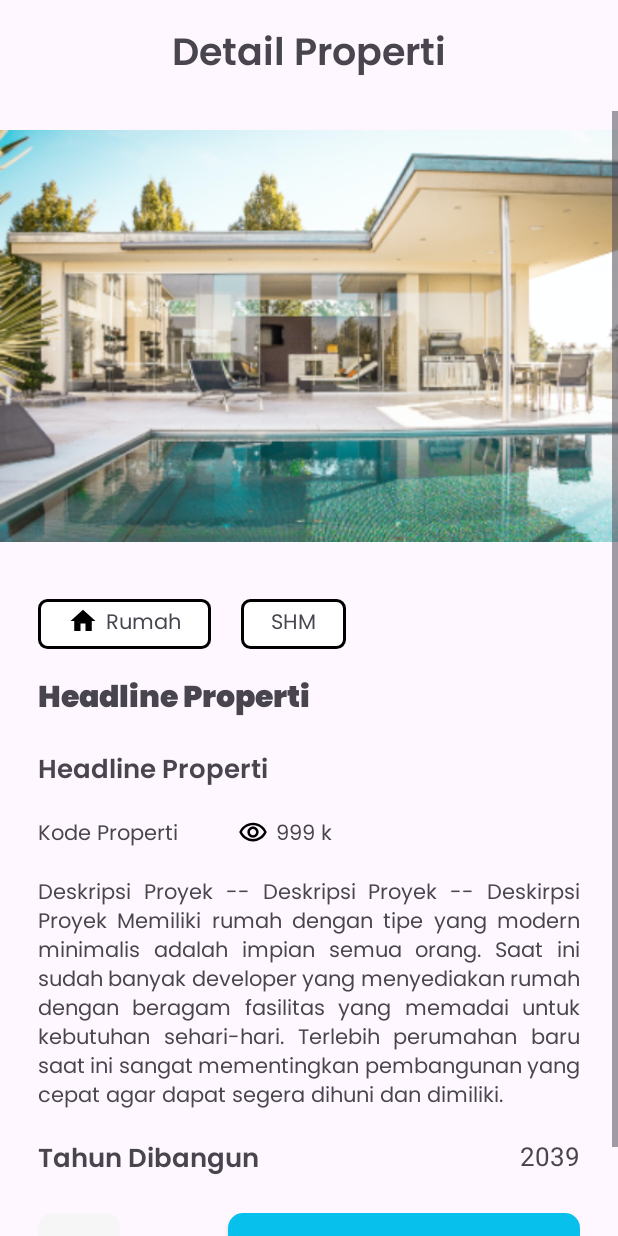
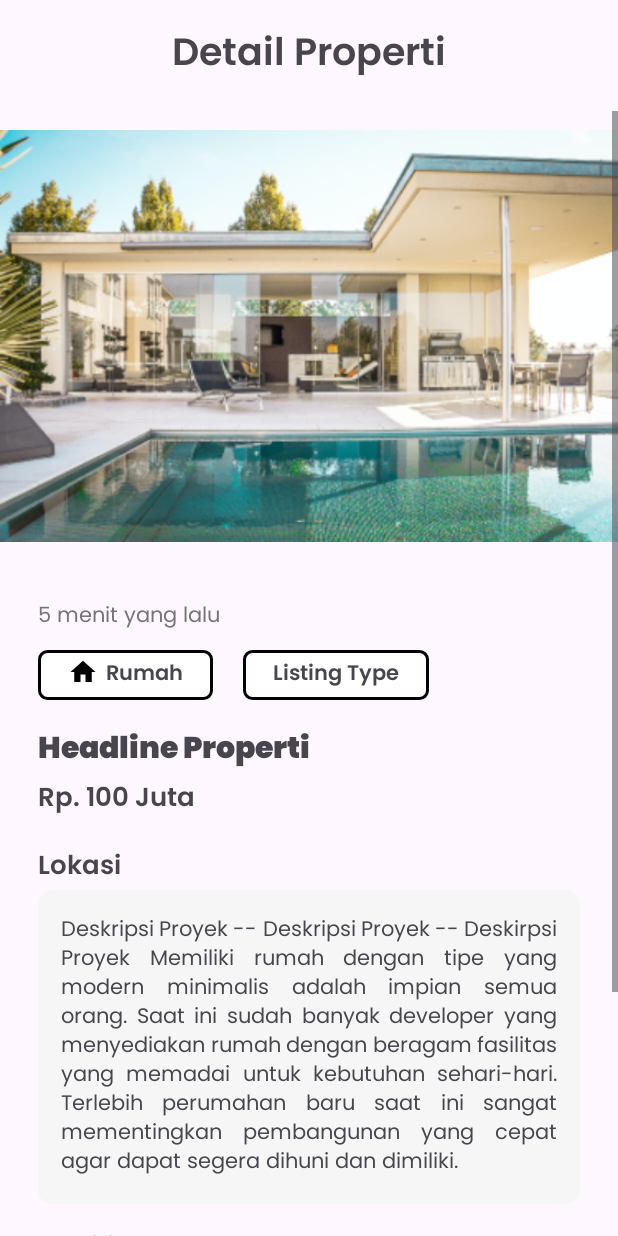
Before and after one commit to Ghif188/Propertio_Agen_Mobile, an Android app: the DetailProperti screen opened directly, with no data from a screen before it, on a phone screen of 412 x 824 dp. Run offline under Robolectric (Android 15) with nearby library versions, the phone set to English and light mode, and no system bars.

Commit message:
Perbaikan dialog pop up dan tampilan detail properti

```diff
--- a/app/src/main/java/com/example/myapplication/ProfilFragment.kt
+++ b/app/src/main/java/com/example/myapplication/ProfilFragment.kt
@@ -1,20 +1,25 @@
 package com.example.myapplication
 
 import android.app.Dialog
+import android.content.Context
 import android.content.Intent
 import android.graphics.Color
 import android.graphics.drawable.ColorDrawable
 import android.os.Bundle
+import android.util.Log
 import androidx.fragment.app.Fragment
 import android.view.LayoutInflater
 import android.view.View
 import android.view.ViewGroup
 import android.view.Window
 import android.view.WindowManager
+import android.widget.TextView
+import android.widget.Toast
 import androidx.fragment.app.DialogFragment
 import androidx.recyclerview.widget.GridLayoutManager
 import com.example.myapplication.databinding.FragmentPesanBinding
 import com.example.myapplication.databinding.FragmentProfilBinding
+import com.example.myapplication.databinding.LogoutPopupBinding
 
 // TODO: Rename parameter arguments, choose names that match
 // the fragment initialization parameters, e.g. ARG_ITEM_NUMBER
@@ -58,16 +63,30 @@ class ProfilFragment : Fragment() {
 
     private fun popupLogout() {
         val dialog = Dialog(requireContext())
+        val inflaterDialog = requireContext().getSystemService(Context.LAYOUT_INFLATER_SERVICE) as LayoutInflater
         dialog.requestWindowFeature(Window.FEATURE_NO_TITLE)
         dialog.setCancelable(true)
         dialog.setContentView(R.layout.logout_popup)
         val window = dialog.window
         val layoutParams = WindowManager.LayoutParams()
+        dialog.window?.setBackgroundDrawable(ColorDrawable(Color.TRANSPARENT))
         layoutParams.copyFrom(window?.attributes)
         layoutParams.width = WindowManager.LayoutParams.MATCH_PARENT
         layoutParams.height = WindowManager.LayoutParams.MATCH_PARENT
         window?.attributes = layoutParams
         dialog.show()
+        val btnBatal = dialog.findViewById<TextView>(R.id.btn_batal_logout)
+        val btnClose = dialog.findViewById<TextView>(R.id.btn_close_dialog)
+        val btnLogout = dialog.findViewById<TextView>(R.id.btn_logout)
+        btnClose.setOnClickListener {
+            dialog.cancel()
+        }
+        btnBatal.setOnClickListener {
+            dialog.cancel()
+        }
+        btnLogout.setOnClickListener {
+            dialog.cancel()
+        }
     }
 
     companion object {
--- a/app/src/main/res/layout/activity_detail_properti.xml
+++ b/app/src/main/res/layout/activity_detail_properti.xml
@@ -32,6 +32,13 @@
                 android:layout_height="wrap_content"
                 android:padding="25dp"
                 android:orientation="vertical">
+                <TextView
+                    android:layout_width="wrap_content"
+                    android:layout_height="wrap_content"
+                    android:text="5 menit yang lalu"
+                    android:layout_marginBottom="10dp"
+                    android:textColor="@color/border"
+                    android:fontFamily="@font/poppins_reguler"/>
                 <LinearLayout
                     android:layout_width="wrap_content"
                     android:layout_height="wrap_content"
@@ -50,13 +57,13 @@
                             android:layout_width="wrap_content"
                             android:layout_height="wrap_content"
                             android:text="Rumah"
-                            android:fontFamily="@font/poppins_reguler"/>
+                            android:fontFamily="@font/poppins_semibold"/>
                     </LinearLayout>
                     <TextView
                         android:layout_width="wrap_content"
                         android:layout_height="wrap_content"
-                        android:text="SHM"
-                        android:fontFamily="@font/poppins_reguler"
+                        android:text="Listing Type"
+                        android:fontFamily="@font/poppins_semibold"
                         android:background="@drawable/bg_kategori_detail"/>
                 </LinearLayout>
                 <TextView
@@ -64,40 +71,20 @@
                     android:layout_height="wrap_content"
                     android:text="Headline Properti"
                     android:textSize="20dp"
-                    android:layout_marginBottom="15dp"
                     android:fontFamily="@font/poppins_black"/>
                 <TextView
                     android:layout_width="wrap_content"
                     android:layout_height="wrap_content"
-                    android:text="Headline Properti"
+                    android:text="Rp. 100 Juta"
                     android:textSize="17dp"
                     android:layout_marginBottom="15dp"
                     android:fontFamily="@font/poppins_semibold"/>
-                <LinearLayout
-                    android:layout_width="match_parent"
+                <TextView
+                    android:layout_width="wrap_content"
                     android:layout_height="wrap_content"
-                    android:layout_marginBottom="15dp">
-                    <TextView
-                        android:layout_width="wrap_content"
-                        android:layout_height="wrap_content"
-                        android:text="Kode Properti"
-                        android:fontFamily="@font/poppins_reguler"
-                        android:layout_marginRight="40dp"/>
-                    <LinearLayout
-                        android:layout_width="wrap_content"
-                        android:layout_height="wrap_content">
-                        <ImageView
-                            android:layout_width="20dp"
-                            android:layout_height="20dp"
-                            android:src="@drawable/ic_eye"
-                            android:layout_marginRight="5dp"/>
-                        <TextView
-                            android:layout_width="wrap_content"
-                            android:layout_height="wrap_content"
-                            android:text="999 k"
-                            android:fontFamily="@font/poppins_reguler"/>
-                    </LinearLayout>
-                </LinearLayout>
+                    android:text="Lokasi"
+                    android:textSize="17dp"
+                    android:fontFamily="@font/poppins_semibold"/>
                 <TextView
                     android:id="@+id/deskripsi"
                     android:layout_width="match_parent"
@@ -105,23 +92,74 @@
                     android:fontFamily="@font/poppins_reguler"
                     android:justificationMode="inter_word"
                     android:layout_marginBottom="15dp"
+                    android:background="@drawable/bg_btn_grey"
+                    android:padding="15dp"
                     android:text="Deskripsi Proyek -- Deskripsi Proyek -- Deskirpsi Proyek Memiliki rumah dengan tipe yang modern minimalis adalah impian semua orang. Saat ini sudah banyak developer yang menyediakan rumah dengan beragam fasilitas yang memadai untuk kebutuhan sehari-hari. Terlebih perumahan baru saat ini sangat mementingkan pembangunan yang cepat agar dapat segera dihuni dan dimiliki."/>
-                <RelativeLayout
-                    android:layout_width="match_parent"
+                <TextView
+                    android:layout_width="wrap_content"
+                    android:layout_height="wrap_content"
+                    android:text="Sertifikat"
+                    android:textSize="17dp"
+                    android:fontFamily="@font/poppins_semibold"/>
+                <TextView
+                    android:layout_width="wrap_content"
+                    android:layout_height="wrap_content"
+                    android:fontFamily="@font/poppins_reguler"
+                    android:justificationMode="inter_word"
+                    android:layout_marginBottom="15dp"
+                    android:background="@drawable/bg_btn_grey"
+                    android:paddingHorizontal="20dp"
+                    android:paddingVertical="10dp"
+                    android:text="Hak Milik"/>
+                <LinearLayout
+                    android:layout_width="wrap_content"
                     android:layout_height="wrap_content">
-                    <TextView
+                    <LinearLayout
                         android:layout_width="wrap_content"
                         android:layout_height="wrap_content"
-                        android:text="Tahun Dibangun"
-                        android:textSize="17dp"
-                        android:fontFamily="@font/poppins_semibold"/>
-                    <TextView
+                        android:layout_marginRight="10dp">
+                        <ImageView
+                            android:layout_width="20dp"
+                            android:layout_height="20dp"
+                            android:src="@drawable/ic_home"
+                            android:layout_marginRight="5dp"/>
+                        <TextView
+                            android:layout_width="wrap_content"
+                            android:layout_height="wrap_content"
+                            android:text="2 Kamar"
+                            android:fontFamily="@font/poppins_semibold"/>
+                    </LinearLayout>
+
+                    <LinearLayout
                         android:layout_width="wrap_content"
                         android:layout_height="wrap_content"
-                        android:text="2039"
-                        android:layout_alignParentEnd="true"
-                        android:textSize="17dp"/>
-                </RelativeLayout>
+                        android:layout_marginRight="10dp">
+                        <ImageView
+                            android:layout_width="20dp"
+                            android:layout_height="20dp"
+                            android:src="@drawable/ic_home"
+                            android:layout_marginRight="5dp"/>
+                        <TextView
+                            android:layout_width="wrap_content"
+                            android:layout_height="wrap_content"
+                            android:text="3 Kamar Mandi"
+                            android:fontFamily="@font/poppins_semibold"/>
+                    </LinearLayout>
+                    <LinearLayout
+                        android:layout_width="wrap_content"
+                        android:layout_height="wrap_content">
+                        <ImageView
+                            android:layout_width="20dp"
+                            android:layout_height="20dp"
+                            android:src="@drawable/ic_home"
+                            android:layout_marginRight="5dp"/>
+                        <TextView
+                            android:layout_width="wrap_content"
+                            android:layout_height="wrap_content"
+                            android:text="150m"
+                            android:fontFamily="@font/poppins_semibold"/>
+                    </LinearLayout>
+                </LinearLayout>
                 <androidx.constraintlayout.widget.ConstraintLayout
                     android:layout_width="match_parent"
                     android:layout_height="wrap_content"
--- a/app/src/main/res/layout/logout_popup.xml
+++ b/app/src/main/res/layout/logout_popup.xml
@@ -27,6 +27,7 @@
                 android:fontFamily="@font/poppins_semibold"
                 android:layout_weight="5"/>
             <TextView
+                android:id="@+id/btn_close_dialog"
                 android:layout_width="wrap_content"
                 android:layout_height="wrap_content"
                 android:text="X"
@@ -45,6 +46,7 @@
                 android:layout_height="wrap_content"
                 android:layout_weight="1"/>
             <TextView
+                android:id="@+id/btn_logout"
                 android:layout_width="wrap_content"
                 android:layout_height="wrap_content"
                 android:background="@drawable/bg_dark_red"
@@ -57,6 +59,7 @@
                 android:layout_marginRight="10dp"
                 android:textAlignment="center"/>
             <TextView
+                android:id="@+id/btn_batal_logout"
                 android:layout_width="wrap_content"
                 android:layout_height="wrap_content"
                 android:background="@drawable/bg_edit_text"
```
